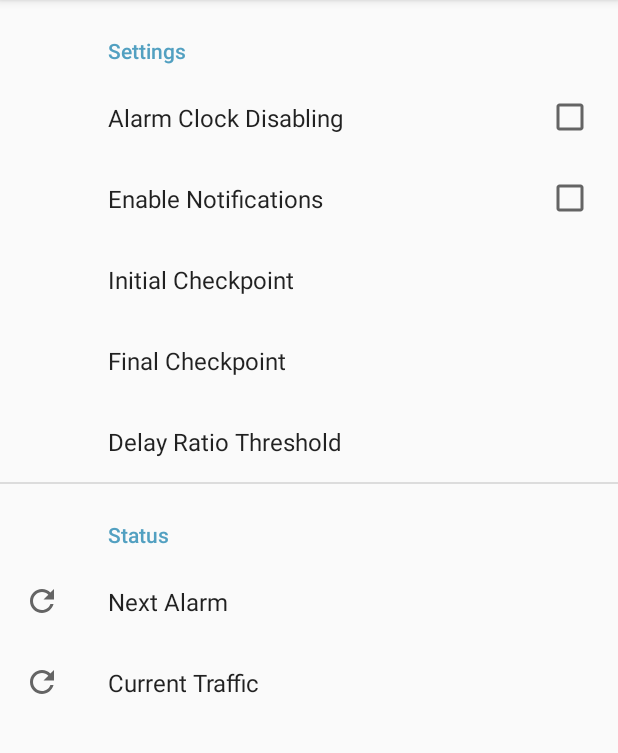
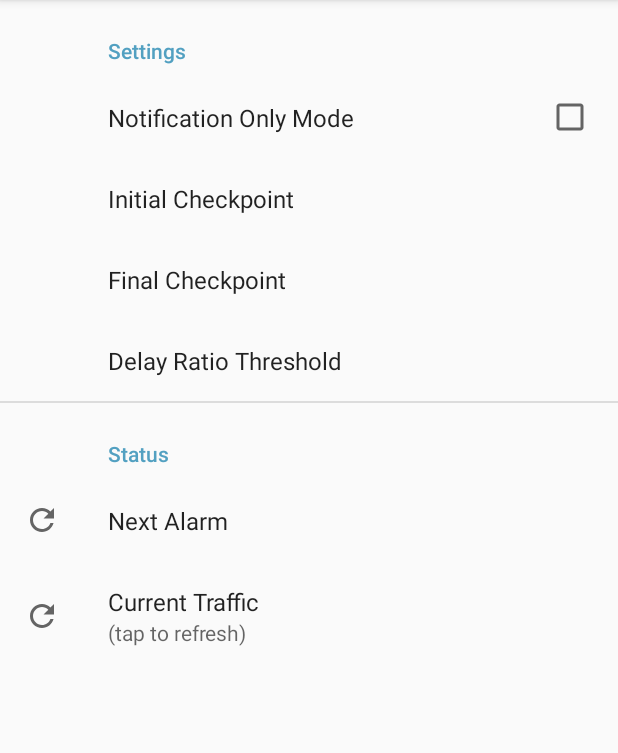
Before and after one commit to pkubik/SmartAlarm, an Android app: the screen it shows after launch (MainActivity), on a phone screen of 412 x 824 dp, the part 84-837 px from its top. Run offline under Robolectric (Android 15) with nearby library versions, the phone set to English and light mode, and no system bars; our stand-ins replace androidx.preference; 7 statements that could not run were skipped.

Commit message:
Clean-up settings

```diff
--- a/app/src/main/res/values/strings.xml
+++ b/app/src/main/res/values/strings.xml
@@ -8,7 +8,5 @@
     <string name="pref_alarm_label">Next Alarm</string>
     <string name="pref_delay_ratio">Delay Ratio Threshold</string>
     <string name="pref_current_traffic">Current Traffic</string>
-    <string name="pref_enable_smart_label">Alarm Clock Disabling</string>
-    <string name="pref_enable_notifications_label">Enable Notifications</string>
-    <string name="update_button_label">Update</string>
+    <string name="pref_enable_notifications_label">Notification Only Mode</string>
 </resources>
--- a/app/src/main/res/xml/pref_alarm.xml
+++ b/app/src/main/res/xml/pref_alarm.xml
@@ -3,10 +3,6 @@
     xmlns:android="http://schemas.android.com/apk/res/android">
 
     <PreferenceCategory android:title="Settings">
-        <CheckBoxPreference
-            android:defaultValue="false"
-            android:key="enable_smart"
-            android:title="@string/pref_enable_smart_label" />
         <CheckBoxPreference
             android:defaultValue="false"
             android:key="enable_notifications"
@@ -33,6 +29,7 @@
         <Preference
             android:key="current_traffic"
             android:title="@string/pref_current_traffic"
+            android:summary="(tap to refresh)"
             android:icon="@drawable/ic_menu_refresh"/>
     </PreferenceCategory>
 </PreferenceScreen>
```
